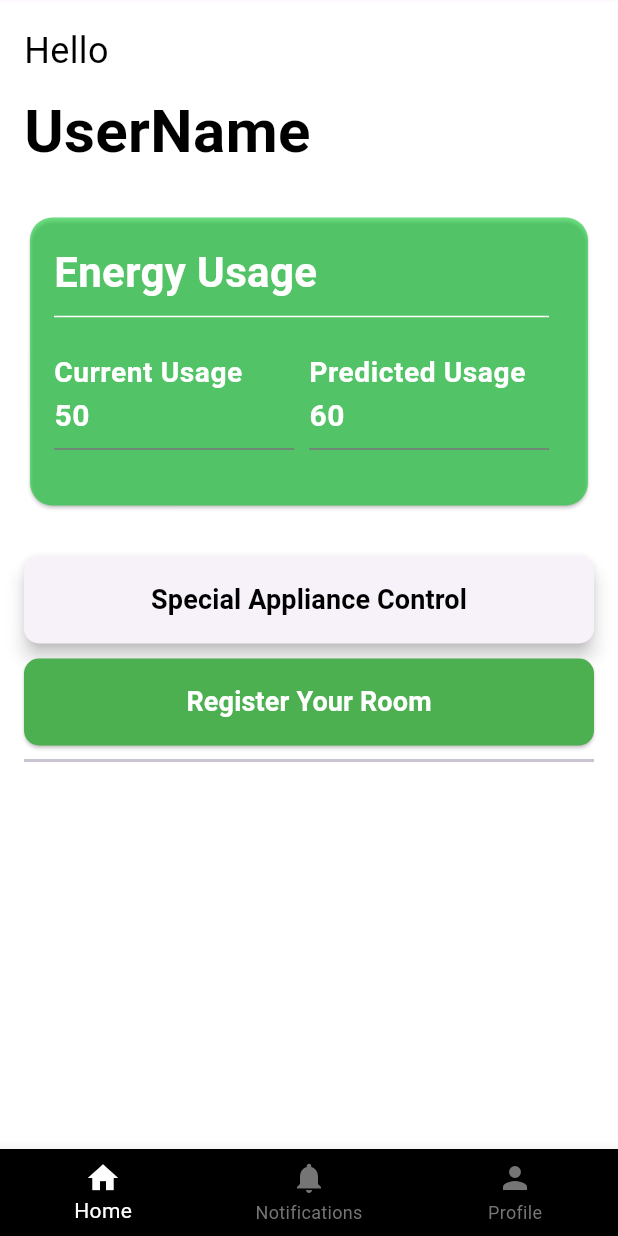
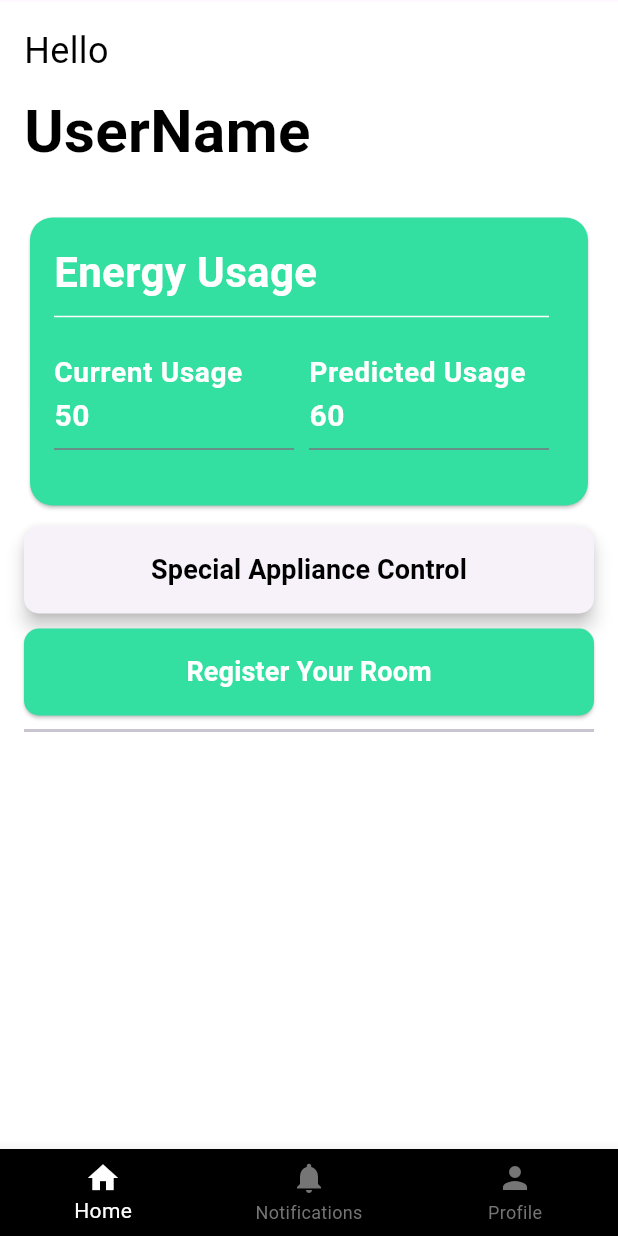
Before and after one commit to Smart-Eco/Smart-Eco, a Flutter app: the screen it shows after launch, on a phone screen of 412 x 824 dp. Run offline on Flutter 3.47's test engine with Material 3 defaults, Android fonts, the phone set to English and light mode, and no system bars; our stand-ins replace google_fonts; Roboto replaces fonts that are missing (Helvetica).

Commit message:
home screen nav to reg room done with null

```diff
--- a/lib/Screens/home_screen.dart
+++ b/lib/Screens/home_screen.dart
@@ -1,4 +1,5 @@
 import 'package:flutter/material.dart';
+import 'register_room.dart';
 
 class HomeScreen extends StatefulWidget {
   @override
@@ -7,22 +8,19 @@ class HomeScreen extends StatefulWidget {
 
 class _HomeScreenState extends State<HomeScreen> {
   int _currentIndex = 0;
-  String temperatureValue = ''; // Variable to hold the temperature value
-  String ammoniaValue = ''; // Variable to hold the ammonia value
-  String turbidityValue = ''; // Variable to hold the turbidity value
-  String pHValue = ''; // Variable to hold the pH value
+  String temperatureValue = '';
+  String ammoniaValue = '';
+  String turbidityValue = '';
+  String pHValue = '';
 
-  // Controllers for the text fields
   TextEditingController currentUsageController = TextEditingController();
   TextEditingController predictedUsageController = TextEditingController();
 
-  // Controller for switching between energy usage and price cards
   PageController _pageController = PageController();
 
   @override
   void initState() {
     super.initState();
-    // Sample values for demonstration
     currentUsageController.text = '50';
     predictedUsageController.text = '60';
   }
@@ -30,14 +28,12 @@ class _HomeScreenState extends State<HomeScreen> {
   @override
   Widget build(BuildContext context) {
     return Scaffold(
-      backgroundColor: const Color.fromARGB(
-          255, 255, 255, 255), // Set background color to white
+      backgroundColor: const Color.fromARGB(255, 255, 255, 255),
       appBar: PreferredSize(
-        preferredSize: Size.fromHeight(1.0), // Set height to 1cm
+        preferredSize: Size.fromHeight(1.0),
         child: AppBar(
           flexibleSpace: FlexibleSpaceBar(),
-          automaticallyImplyLeading:
-              false, // Set this property to false to remove the back button
+          automaticallyImplyLeading: false,
         ),
       ),
       body: SingleChildScrollView(
@@ -50,7 +46,7 @@ class _HomeScreenState extends State<HomeScreen> {
                 'Hello',
                 style: TextStyle(
                   fontSize: 24,
-                  color: Colors.black, // Change text color to black
+                  color: Colors.black,
                 ),
               ),
               SizedBox(height: 8),
@@ -60,35 +56,28 @@ class _HomeScreenState extends State<HomeScreen> {
                   fontFamily: 'Helvetica',
                   fontSize: 40,
                   fontWeight: FontWeight.bold,
-                  color: Colors.black, // Change text color to black
+                  color: Colors.black,
                 ),
               ),
               SizedBox(height: 25),
               Container(
-                height: 200, // Set a fixed height for the energy usage card
+                height: 200,
                 child: PageView.builder(
                   controller: _pageController,
-                  itemCount: 2, // Energy Usage and Price
+                  itemCount: 2,
                   itemBuilder: (context, index) {
                     if (index == 0) {
-                      // Energy Usage Card
                       return buildEnergyUsageCard();
                     } else {
-                      // Price Card
                       return buildPriceCard();
                     }
                   },
                 ),
               ),
-              SizedBox(height: 10), // Add SizedBox with height 10
-              SizedBox(
-                height: 10,
-                width: double.infinity,
-              ),
-              SizedBox(height: 10), // Add SizedBox with height 10
+              SizedBox(height: 10),
               ElevatedButton(
                 onPressed: () {
-                  // Handle "Special Appliance Control" button press
+                  navigateToRegisterRoomScreen();
                 },
                 style: ElevatedButton.styleFrom(
                   minimumSize: Size(double.infinity, 10),
@@ -96,8 +85,7 @@ class _HomeScreenState extends State<HomeScreen> {
                   shadowColor: Colors.black,
                   elevation: 5,
                   shape: RoundedRectangleBorder(
-                    borderRadius:
-                        BorderRadius.circular(10), // Reduced border radius
+                    borderRadius: BorderRadius.circular(10),
                   ),
                 ),
                 child: Padding(
@@ -112,17 +100,16 @@ class _HomeScreenState extends State<HomeScreen> {
                   ),
                 ),
               ),
-              SizedBox(height: 10), // Add SizedBox with height 10
+              SizedBox(height: 10),
               ElevatedButton(
                 onPressed: () {
-                  // Handle "Register Your Room" button press
+                  navigateToRegisterRoomScreen();
                 },
                 style: ElevatedButton.styleFrom(
                   minimumSize: Size(double.infinity, 10),
-                  backgroundColor: Colors.green,
+                  backgroundColor: Color.fromRGBO(52, 224, 161, 1),
                   shape: RoundedRectangleBorder(
-                    borderRadius:
-                        BorderRadius.circular(10), // Reduced border radius
+                    borderRadius: BorderRadius.circular(10),
                   ),
                 ),
                 child: Padding(
@@ -148,10 +135,9 @@ class _HomeScreenState extends State<HomeScreen> {
     );
   }
 
-  // Function to build a card displaying energy usage
   Widget buildEnergyUsageCard() {
     return Card(
-      color: Color.fromARGB(151, 13, 202, 47),
+      color: Color.fromRGBO(52, 224, 161, 1),
       shape: RoundedRectangleBorder(
         borderRadius: BorderRadius.circular(15),
       ),
@@ -242,7 +228,6 @@ class _HomeScreenState extends State<HomeScreen> {
     );
   }
 
-  // Function to build a card displaying price
   Widget buildPriceCard() {
     return Card(
       color: Color.fromARGB(151, 47, 13, 202),
@@ -288,4 +273,14 @@ class _HomeScreenState extends State<HomeScreen> {
       ),
     );
   }
+
+  void navigateToRegisterRoomScreen() {
+    Navigator.push(
+      context,
+      MaterialPageRoute(
+          builder: (context) => RegisterRoomScreen(
+                numberOfRooms: 0,
+              )),
+    );
+  }
 }
```
